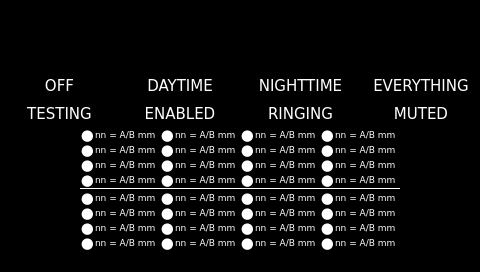
First picture: the form in SmartHome/page500.ui, repository fmandracci/smart-home, before the edit.
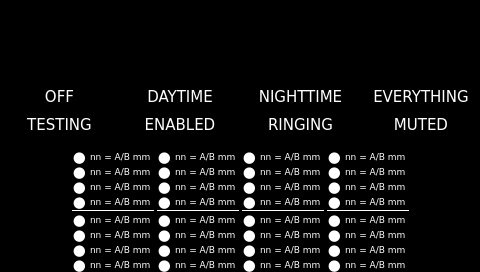
Second picture: the form after the edit. Custom widgets are drawn as their Qt base class.

Commit message: v2.0_08: review page500

```diff
--- a/SmartHome/page500.ui
+++ b/SmartHome/page500.ui
@@ -73,7 +73,23 @@
     </widget>
    </item>
    <item>
-    <layout class="QGridLayout" name="gridLayout">
+    <spacer name="verticalSpacer_top">
+     <property name="orientation">
+      <enum>Qt::Vertical</enum>
+     </property>
+     <property name="sizeType">
+      <enum>QSizePolicy::MinimumExpanding</enum>
+     </property>
+     <property name="sizeHint" stdset="0">
+      <size>
+       <width>0</width>
+       <height>0</height>
+      </size>
+     </property>
+    </spacer>
+   </item>
+   <item>
+    <layout class="QGridLayout" name="gridLayout_commands">
      <property name="horizontalSpacing">
       <number>2</number>
      </property>
@@ -334,9 +350,25 @@
     </layout>
    </item>
    <item>
-    <layout class="QHBoxLayout" name="horizontalLayout_4">
+    <spacer name="verticalSpacer_middle">
+     <property name="orientation">
+      <enum>Qt::Vertical</enum>
+     </property>
+     <property name="sizeType">
+      <enum>QSizePolicy::MinimumExpanding</enum>
+     </property>
+     <property name="sizeHint" stdset="0">
+      <size>
+       <width>0</width>
+       <height>0</height>
+      </size>
+     </property>
+    </spacer>
+   </item>
+   <item>
+    <layout class="QHBoxLayout" name="horizontalLayout_sensors">
      <property name="spacing">
-      <number>0</number>
+      <number>3</number>
      </property>
      <property name="leftMargin">
       <number>0</number>
@@ -359,10 +391,13 @@
      </item>
      <item>
       <layout class="QGridLayout" name="gridLayout_1_8">
-       <property name="margin">
+       <property name="horizontalSpacing">
+        <number>3</number>
+       </property>
+       <property name="verticalSpacing">
         <number>0</number>
        </property>
-       <property name="spacing">
+       <property name="margin">
         <number>0</number>
        </property>
        <item row="7" column="1">
@@ -884,10 +919,13 @@
      </item>
      <item>
       <layout class="QGridLayout" name="gridLayout_9_16">
-       <property name="margin">
+       <property name="horizontalSpacing">
+        <number>3</number>
+       </property>
+       <property name="verticalSpacing">
         <number>0</number>
        </property>
-       <property name="spacing">
+       <property name="margin">
         <number>0</number>
        </property>
        <item row="5" column="1">
@@ -1409,10 +1447,13 @@
      </item>
      <item>
       <layout class="QGridLayout" name="gridLayout_17_24">
-       <property name="margin">
+       <property name="horizontalSpacing">
+        <number>3</number>
+       </property>
+       <property name="verticalSpacing">
         <number>0</number>
        </property>
-       <property name="spacing">
+       <property name="margin">
         <number>0</number>
        </property>
        <item row="6" column="1">
@@ -1934,10 +1975,13 @@
      </item>
      <item>
       <layout class="QGridLayout" name="gridLayout_25_32">
-       <property name="margin">
+       <property name="horizontalSpacing">
+        <number>3</number>
+       </property>
+       <property name="verticalSpacing">
         <number>0</number>
        </property>
-       <property name="spacing">
+       <property name="margin">
         <number>0</number>
        </property>
        <item row="3" column="1">
@@ -2478,7 +2522,7 @@
       <enum>Qt::Vertical</enum>
      </property>
      <property name="sizeType">
-      <enum>QSizePolicy::MinimumExpanding</enum>
+      <enum>QSizePolicy::Ignored</enum>
      </property>
      <property name="sizeHint" stdset="0">
       <size>
```
The commit also changes 10 other files.
